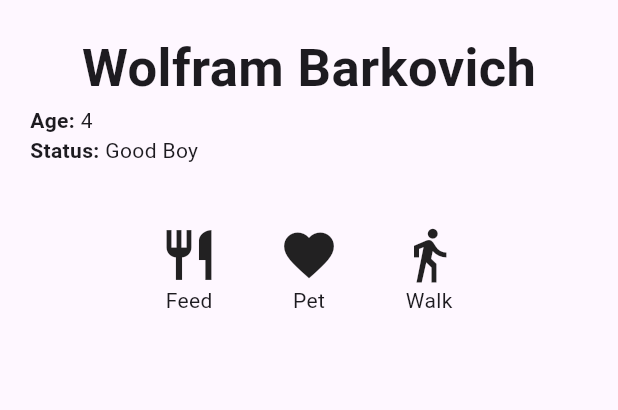
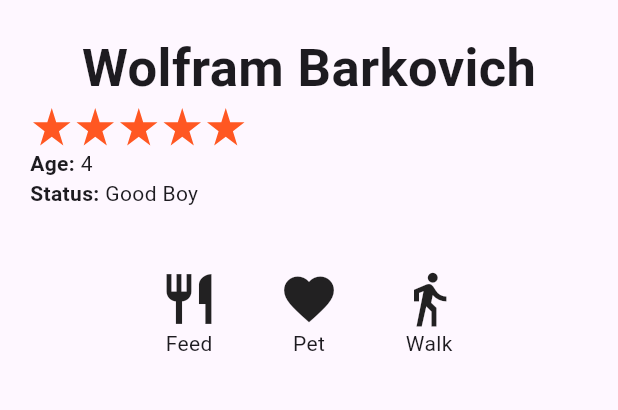
Before and after one commit to thisfren/Flutter-Cookbook, a Flutter app: the ProfileScreen screen opened directly, on a phone screen of 412 x 824 dp, the part 450-860 px from its top. Run offline on Flutter 3.47's test engine with Material 3 defaults, Android fonts, the phone set to English and light mode, and no system bars; our stand-ins replace google_fonts.

Commit message:
Drawing shapes with CustomPaint done.

```diff
--- a/Ch. 4/mastering_layout/lib/labeled_container.dart
+++ b/Ch. 4/mastering_layout/lib/labeled_container.dart
@@ -1,4 +1,4 @@
-import 'package:flutter/material.dart' show BuildContext, Center, Color, Container, Key, StatelessWidget, Text, TextStyle, Widget, required;
+import 'package:flutter/material.dart' show BuildContext, Center, Color, Container, StatelessWidget, Text, TextStyle, Widget;
 
 class LabeledContainer extends StatelessWidget {
   final double? width;
@@ -8,13 +8,13 @@ class LabeledContainer extends StatelessWidget {
   final Color? textColor;
 
   const LabeledContainer({
-    Key? key,
+    super.key,
     this.width,
     this.height = double.infinity,
     this.color,
     required this.text,
     this.textColor,
-  }) : super(key: key);
+  });
 
   @override
   Widget build(BuildContext context) {
--- a/Ch. 4/mastering_layout/lib/main.dart
+++ b/Ch. 4/mastering_layout/lib/main.dart
@@ -1,6 +1,6 @@
 // lib/main.dart
 import 'package:flutter/material.dart' show BuildContext, MaterialApp, StatelessWidget, Widget, runApp;
-import 'package:mastering_layout/flex_screen.dart';
+// import 'package:mastering_layout/flex_screen.dart';
 import 'package:mastering_layout/profile_screen.dart' show ProfileScreen;
 
 
@@ -16,8 +16,8 @@ class MyApp extends StatelessWidget {
   @override
   Widget build(BuildContext context) {
     return MaterialApp(
-      // home: ProfileScreen(),
-      home: FlexScreen()
+      home: ProfileScreen(),
+      // home: FlexScreen()
     );
   }
 }
--- a/Ch. 4/mastering_layout/lib/profile_screen.dart
+++ b/Ch. 4/mastering_layout/lib/profile_screen.dart
@@ -7,6 +7,7 @@
  */
 import 'package:flutter/material.dart' show BoxFit, BuildContext, ClipOval, Column, Container, EdgeInsets, FontWeight, Icon, IconData, Icons, Image, MainAxisAlignment, Padding, Row, Scaffold, Stack, StatelessWidget, Text, TextStyle, Transform, Widget;
 import 'package:flutter/rendering.dart';
+import 'package:mastering_layout/star.dart';
 
 class ProfileScreen extends StatelessWidget {
   const ProfileScreen({super.key});
@@ -64,6 +65,7 @@ class ProfileScreen extends StatelessWidget {
             'Wolfram Barkovich',
             style: TextStyle(fontSize: 35, fontWeight: FontWeight.w600)
           ),
+          StarRating(value: 5),
           _buildDetailsRow('Age', '4'),
           _buildDetailsRow('Status', 'Good Boy')
         ]
--- /dev/null
+++ b/Ch. 4/mastering_layout/lib/star.dart
@@ -0,0 +1,128 @@
+// lib/star.dart
+/*
+ * Rows, Columns, Stacks, and even Containers are just boxes.
+ * Boxes will cover the majority of UIs that you would want to create, but sometimes you may need to break free from the tyranny of the quadrilateral.
+ * Enter CustomPaint. Flutter has a fully featured vector drawing engine that allows you to draw pretty much whatever you want.
+ * You can then reuse these shapes in your widget tree to make your app stand out from the crowd.
+ * In this recipe, we will be creating a star rating widget to see what CustomPaint is capable of.
+ */
+
+
+import 'package:flutter/material.dart' show BuildContext, Canvas, Color, Colors, CustomPaint, CustomPainter, EdgeInsets, Padding, Paint, Path, Row, Size, SizedBox, StatelessWidget, Widget;
+
+class Star extends StatelessWidget {
+  final Color? color;
+  final double? size;
+
+  /*
+  This custom constructor is asking for a color and a size, which will then be passed down to the painter.
+  This widget doesn't impose any size restrictions on the star.
+  */
+  const Star({
+    super.key,
+    this.color,
+    this.size,
+  });
+
+  /*
+  This build method returns a SizedBox that is constrained by this size property and then uses CustomPaint as its child.
+  You can also pass the size directly into the constructor of CustomPaint if you want, but this method has been found to be more reliable.
+  */
+  @override
+  Widget build(BuildContext context) {
+    return SizedBox(
+      width: size,
+      height: size,
+      child: CustomPaint(
+        painter: _StarPainter(color),
+      )
+    );
+  }
+}
+
+/*
+The real work is now done in the CustomPainter subclass, which is not a widget.
+CustomPainter is an abstract class, meaning you cannot instantiate it directly, as it can only be used through inheritance.
+There are two methods that you have to override in the subclass:
+paint and shouldRepaint.
+*/
+class _StarPainter extends CustomPainter {
+  final Color? color;
+
+  _StarPainter(this.color);
+
+  /*
+  The paint method is where the shape is actually drawn. You are given a Canvas object.
+  From there, you can use the Path application programming interface (API) to draw the star as a vector shape.
+  Since we want the star to look good at any size, instead of typing explicit coordinates for each vector point, we performed a simple calculation to draw on the percentage of the canvas instead of absolute values.
+  If you only provie absolute coordinates, the shape would only be usable at a specific size.
+  You will probably want to look in a program to draw your image first and then transcribe it to code:
+  Sketch, Figma, or Adobe Illustrator
+  */
+  @override
+  void paint(Canvas canvas, Size size) {
+    final paint = Paint()..color = color!;
+    final path = Path();
+
+    path.moveTo(size.width * 0.5, 0);
+    path.lineTo(size.width * 0.618, size.height * 0.382);
+    path.lineTo(size.width, size.height * 0.382);
+    path.lineTo(size.width * 0.691, size.height * 0.618);
+    path.lineTo(size.width * 0.809, size.height);
+    path.lineTo(size.width * 0.5, size.height * 0.7639);
+    path.lineTo(size.width * 0.191, size.height);
+    path.lineTo(size.width * 0.309, size.height * 0.618);
+    path.lineTo(size.width * 0.309, size.height * 0.618);
+    path.lineTo(0, size.height * 0.382);
+    path.lineTo(size.width * 0.382, size.height * 0.382);
+
+    path.close();
+
+    canvas.drawPath(path, paint); // This will take the vector shape and rasterize it (convert it to pixels) using a Paint object to describe how it should be filled.
+  }
+
+  /*
+  The second method, shouldRepaint, is there for optimization purposes.
+  Flutter will call this method when the widget is redrawn and provide information about the old custom painter that was used to draw the image.
+  In most cases, you can just return false unless you need to change the drawing, to allow Flutter to cache your image.
+  */
+  @override
+  bool shouldRepaint(covariant CustomPainter oldDelegate) {
+    return false;
+  }
+}
+
+class StarRating extends StatelessWidget {
+  final Color color;
+  final int value;
+  final double starSize;
+
+  const StarRating({
+    super.key,
+    required this.value,
+    this.color = Colors.deepOrange,
+    this.starSize = 25,
+  });
+
+  @override
+  Widget build(BuildContext context) {
+    return Row(
+      children: List.generate(
+        value,
+        /*
+        Every time this closure is called, the framework will be passing an index value that can be used to build the element.
+        However, in this case, the index is not important.
+        It's so unimportant that we don't need it at all and will never reference it in the generator closure.
+        In these cases, you can replace the name of the index with an underscore (_) and that will tell Dart that we are ignoring this value, while still complying with the required API.
+        */
+        (_) => Padding(
+          padding: const EdgeInsets.all(2),
+          child: Star(
+            color: color,
+            size: starSize
+          )
+        )
+      )
+    );
+  }
+}
```
